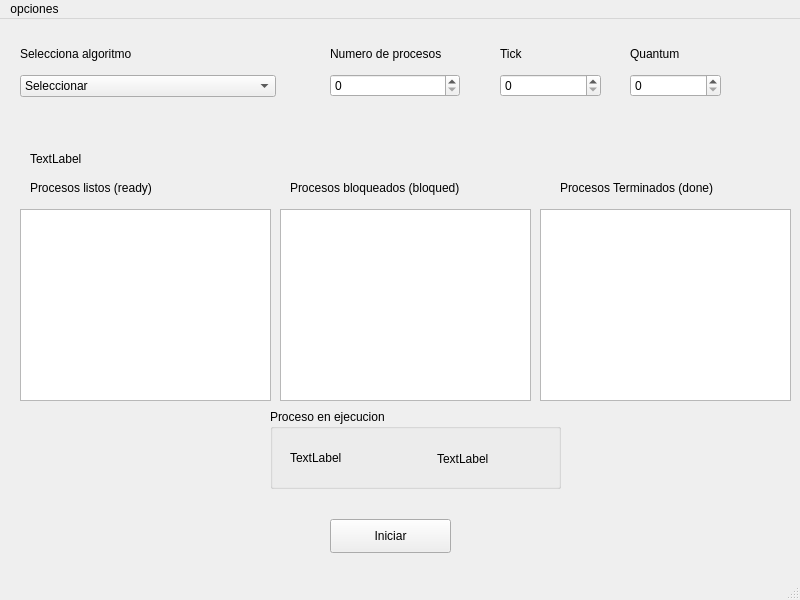
First picture: the form in mainwindow.ui, repository danyr59/Simulador-de-Planificacion-de-procesos, before the edit.
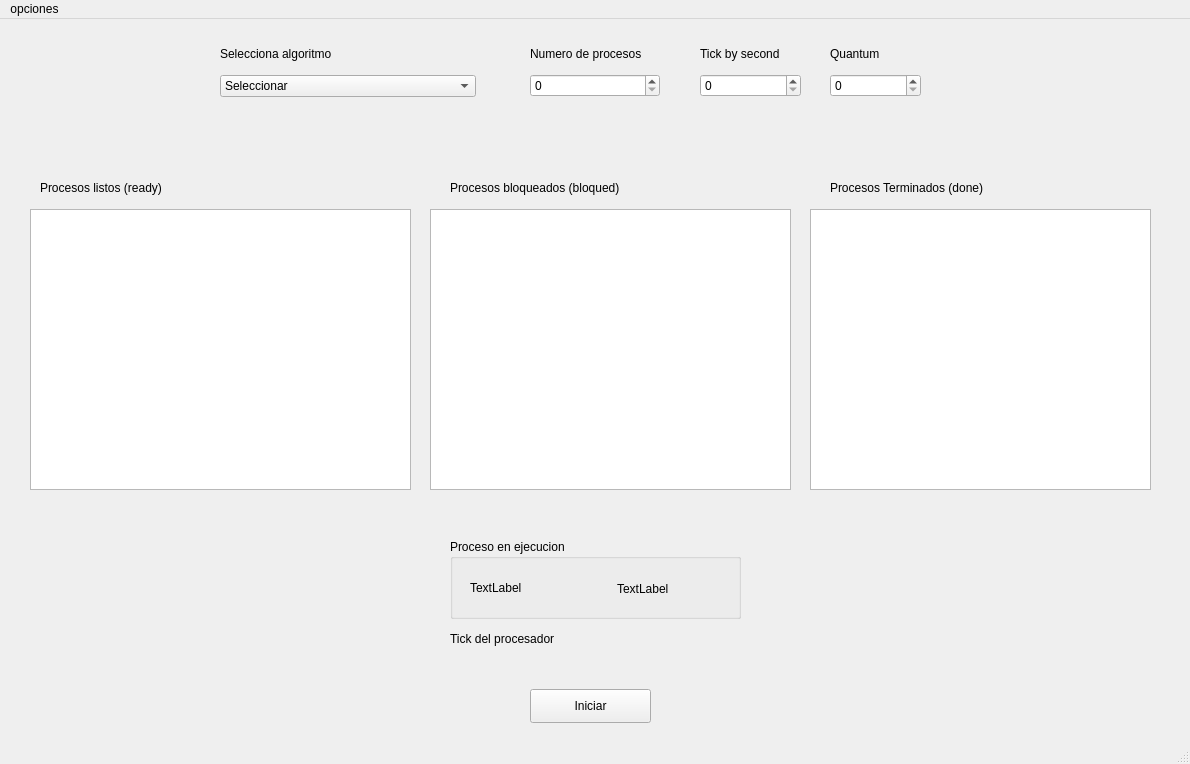
Second picture: the form after the edit.

What changed in the file:
```diff
--- a/mainwindow.ui
+++ b/mainwindow.ui
@@ -6,8 +6,8 @@
    <rect>
     <x>0</x>
     <y>0</y>
-    <width>800</width>
-    <height>600</height>
+    <width>1190</width>
+    <height>764</height>
    </rect>
   </property>
   <property name="windowTitle">
@@ -17,8 +17,8 @@
    <widget class="QPushButton" name="pushButton">
     <property name="geometry">
      <rect>
-      <x>330</x>
-      <y>500</y>
+      <x>530</x>
+      <y>670</y>
       <width>121</width>
       <height>34</height>
      </rect>
@@ -30,7 +30,7 @@
    <widget class="QWidget" name="layoutWidget">
     <property name="geometry">
      <rect>
-      <x>630</x>
+      <x>830</x>
       <y>20</y>
       <width>91</width>
       <height>58</height>
@@ -52,7 +52,7 @@
    <widget class="QWidget" name="layoutWidget">
     <property name="geometry">
      <rect>
-      <x>500</x>
+      <x>700</x>
       <y>20</y>
       <width>101</width>
       <height>58</height>
@@ -62,7 +62,7 @@
      <item>
       <widget class="QLabel" name="label">
        <property name="text">
-        <string>Tick</string>
+        <string>Tick by second</string>
        </property>
       </widget>
      </item>
@@ -74,7 +74,7 @@
    <widget class="QWidget" name="layoutWidget">
     <property name="geometry">
      <rect>
-      <x>330</x>
+      <x>530</x>
       <y>20</y>
       <width>130</width>
       <height>58</height>
@@ -96,7 +96,7 @@
    <widget class="QWidget" name="layoutWidget">
     <property name="geometry">
      <rect>
-      <x>20</x>
+      <x>220</x>
       <y>20</y>
       <width>256</width>
       <height>58</height>
@@ -154,25 +154,12 @@
    <widget class="QWidget" name="data_widget" native="true">
     <property name="geometry">
      <rect>
-      <x>10</x>
+      <x>20</x>
       <y>120</y>
-      <width>781</width>
-      <height>361</height>
+      <width>1141</width>
+      <height>371</height>
      </rect>
     </property>
-    <widget class="QLabel" name="output_label">
-     <property name="geometry">
-      <rect>
-       <x>20</x>
-       <y>10</y>
-       <width>221</width>
-       <height>20</height>
-      </rect>
-     </property>
-     <property name="text">
-      <string>TextLabel</string>
-     </property>
-    </widget>
     <widget class="QLabel" name="label_5">
      <property name="geometry">
       <rect>
@@ -197,15 +184,15 @@
       <rect>
        <x>10</x>
        <y>70</y>
-       <width>251</width>
-       <height>192</height>
+       <width>381</width>
+       <height>281</height>
       </rect>
      </property>
     </widget>
     <widget class="QLabel" name="label_6">
      <property name="geometry">
       <rect>
-       <x>280</x>
+       <x>430</x>
        <y>40</y>
        <width>221</width>
        <height>18</height>
@@ -224,18 +211,48 @@
     <widget class="QTableView" name="table_bloqued">
      <property name="geometry">
       <rect>
-       <x>270</x>
+       <x>410</x>
        <y>70</y>
-       <width>251</width>
-       <height>192</height>
+       <width>361</width>
+       <height>281</height>
       </rect>
      </property>
+    </widget>
+    <widget class="QLabel" name="label_7">
+     <property name="geometry">
+      <rect>
+       <x>810</x>
+       <y>40</y>
+       <width>221</width>
+       <height>18</height>
+      </rect>
+     </property>
+     <property name="text">
+      <string>Procesos Terminados (done)</string>
+     </property>
+     <property name="alignment">
+      <set>Qt::AlignLeading|Qt::AlignLeft|Qt::AlignVCenter</set>
+     </property>
+     <property name="wordWrap">
+      <bool>false</bool>
+     </property>
+    </widget>
+    <widget class="QTableView" name="table_done">
+     <property name="geometry">
+      <rect>
+       <x>790</x>
+       <y>70</y>
+       <width>341</width>
+       <height>281</height>
+      </rect>
+     </property>
+    </widget>
     </widget>
     <widget class="QGroupBox" name="groupBox">
      <property name="geometry">
       <rect>
-       <x>260</x>
-       <y>270</y>
+      <x>450</x>
+      <y>520</y>
        <width>291</width>
        <height>80</height>
       </rect>
@@ -270,35 +287,18 @@
       </property>
      </widget>
     </widget>
-    <widget class="QLabel" name="label_7">
+   <widget class="QLabel" name="output_label">
      <property name="geometry">
       <rect>
-       <x>550</x>
-       <y>40</y>
+      <x>450</x>
+      <y>610</y>
        <width>221</width>
-       <height>18</height>
+      <height>20</height>
       </rect>
      </property>
      <property name="text">
-      <string>Procesos Terminados (done)</string>
-     </property>
-     <property name="alignment">
-      <set>Qt::AlignLeading|Qt::AlignLeft|Qt::AlignVCenter</set>
-     </property>
-     <property name="wordWrap">
-      <bool>false</bool>
-     </property>
-    </widget>
-    <widget class="QTableView" name="table_done">
-     <property name="geometry">
-      <rect>
-       <x>530</x>
-       <y>70</y>
-       <width>251</width>
-       <height>192</height>
-      </rect>
-     </property>
-    </widget>
+     <string>Tick del procesador</string>
+    </property>
    </widget>
   </widget>
   <widget class="QMenuBar" name="menubar">
@@ -306,7 +306,7 @@
     <rect>
      <x>0</x>
      <y>0</y>
-     <width>800</width>
+     <width>1190</width>
      <height>21</height>
     </rect>
    </property>
```
Lines whose indentation alone changed are shown as unchanged.
